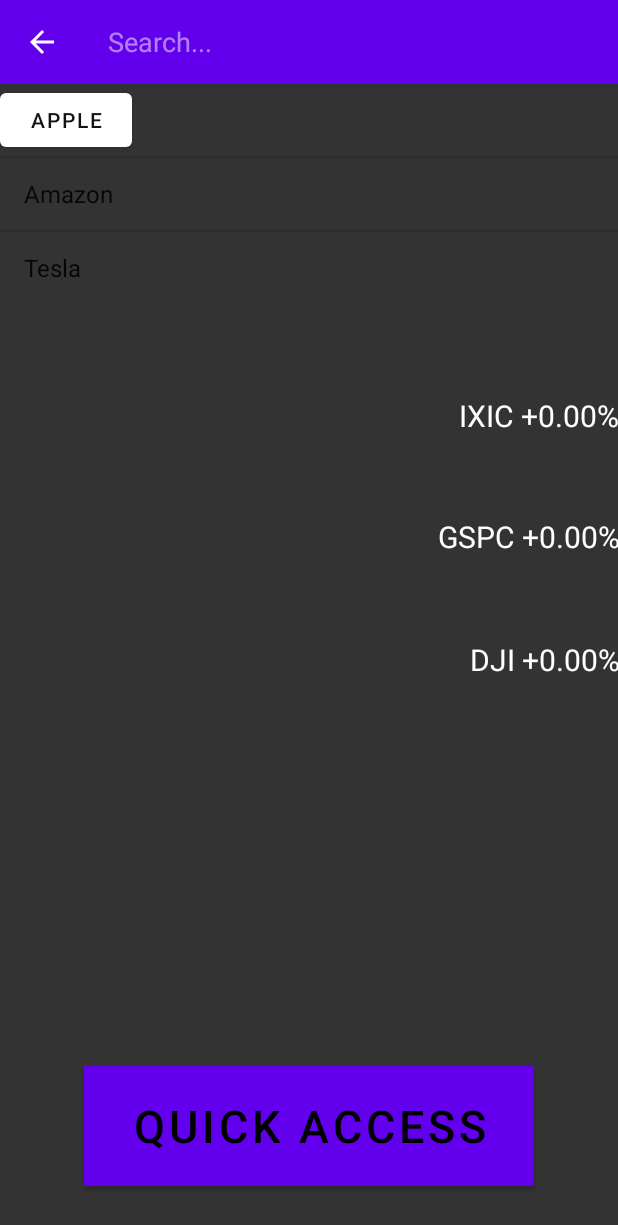
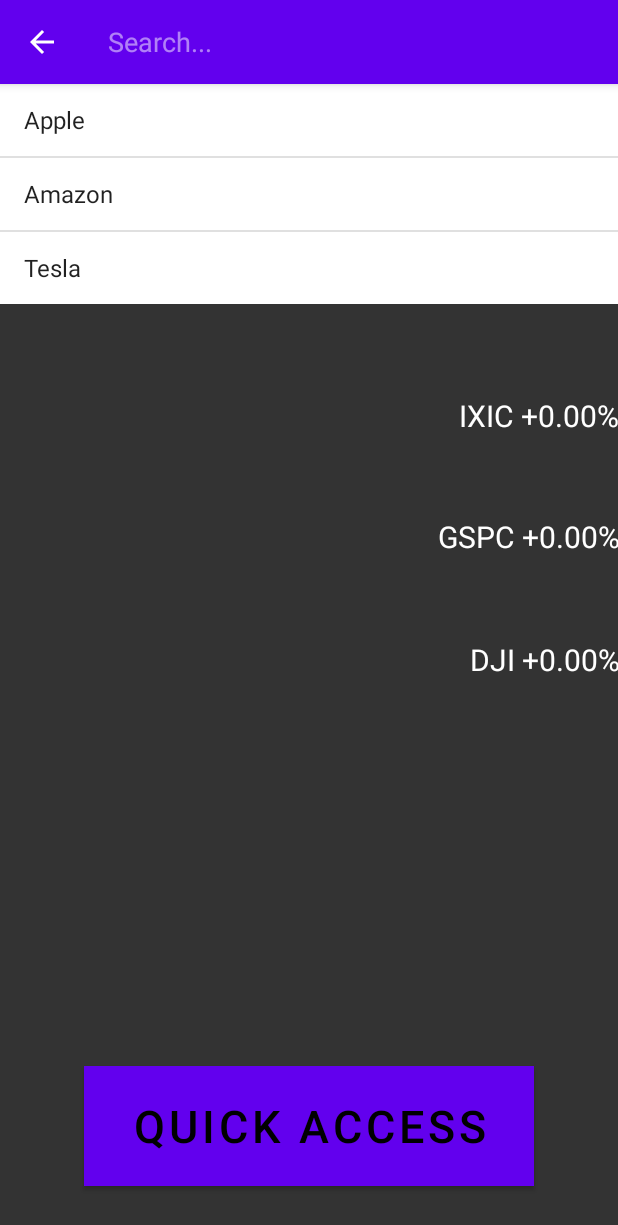
Before and after one commit to wzheng29/cse442-project-nottingham, an Android app: the screen it shows after launch (MainActivity), after a tap on "Search", on a phone screen of 412 x 824 dp. Shown: the top 1225 px of the screen. Run offline under Robolectric (Android 15) with nearby library versions, the phone set to English and light mode, and no system bars; libraries missing offline, so code that uses them is left out: com.chaquo.python; 12 statements that could not run were skipped.

Commit message:
Task #2 Changes made to MainActivity java and xml file. Added a ListView to the search bar in order to list all the available stocks. ListView will only show when search bar is expanded. ListView will filter as the stock name is being typed out. Hide APPLE button on Home page.

```diff
--- a/app/src/main/java/com/example/nottingham/MainActivity.java
+++ b/app/src/main/java/com/example/nottingham/MainActivity.java
@@ -38,8 +38,10 @@
         super.onCreate(savedInstanceState);
         setContentView(R.layout.activity_main);
 
+        //Set ListView to GONE when app launches
         searchList = (ListView)findViewById(R.id.searchList);
         searchList.setVisibility(View.GONE);
+        searchList.setBackgroundColor(Color.WHITE);
 
         arrayAdapter = new ArrayAdapter<>(this, android.R.layout.simple_list_item_1, getResources().getStringArray(R.array.stocks));
         searchList.setAdapter(arrayAdapter);
@@ -87,6 +89,7 @@
         });
 
         real_time = (Button)findViewById(R.id.apple);
+        real_time.setVisibility(View.GONE);
         real_time.setBackgroundColor(Color.WHITE);
         real_time.setOnClickListener(new View.OnClickListener(){
             @Override
@@ -106,6 +109,7 @@
         startActivity(intent);
     }
 
+    //Search bar setup
     @Override
     public boolean onCreateOptionsMenu(Menu menu) {
         MenuInflater inflater = getMenuInflater();
@@ -118,19 +122,23 @@
         searchView.setSearchableInfo(searchManager.getSearchableInfo(getComponentName()));
         searchView.setQueryHint("Search...");
 
+        //Display ListView only when the search bar is expanded
         menuItem.setOnActionExpandListener(new MenuItem.OnActionExpandListener() {
             @Override
             public boolean onMenuItemActionExpand(MenuItem item) {
                 searchList.setVisibility(View.VISIBLE);
+                searchList.bringToFront();
                 return true;
             }
 
             @Override
             public boolean onMenuItemActionCollapse(MenuItem item) {
-                return false;
+                searchList.setVisibility(View.GONE);
+                return true;
             }
         });
 
+        //Filtering search bar text
         searchView.setOnQueryTextListener(new SearchView.OnQueryTextListener() {
             @Override
             public boolean onQueryTextSubmit(String query) {
--- a/app/src/main/res/layout/activity_main.xml
+++ b/app/src/main/res/layout/activity_main.xml
@@ -88,13 +88,5 @@
         android:layout_height="wrap_content"
         android:id="@+id/searchList"/>
 
-    <TextView
-        android:layout_width="wrap_content"
-        android:layout_height="wrap_content"
-        android:id="@+id/noResult"
-        android:layout_centerInParent="true"
-        android:text="No Results"
-        android:textSize="20sp"
-        android:visibility="gone"/>
 
 </RelativeLayout>
```
